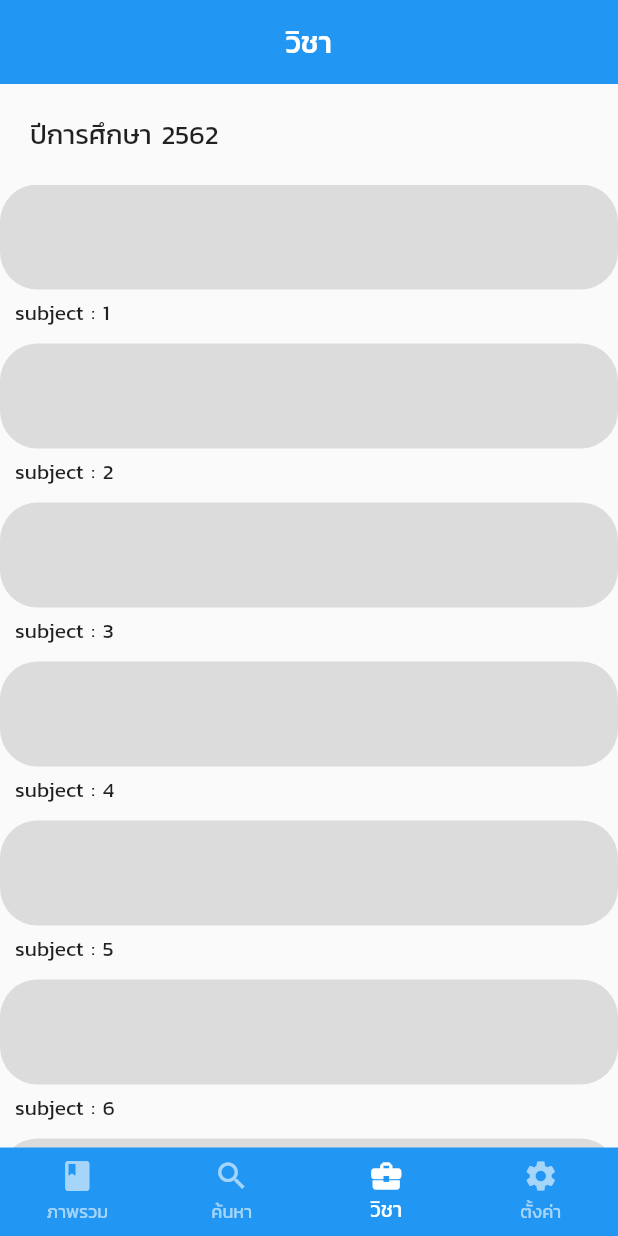
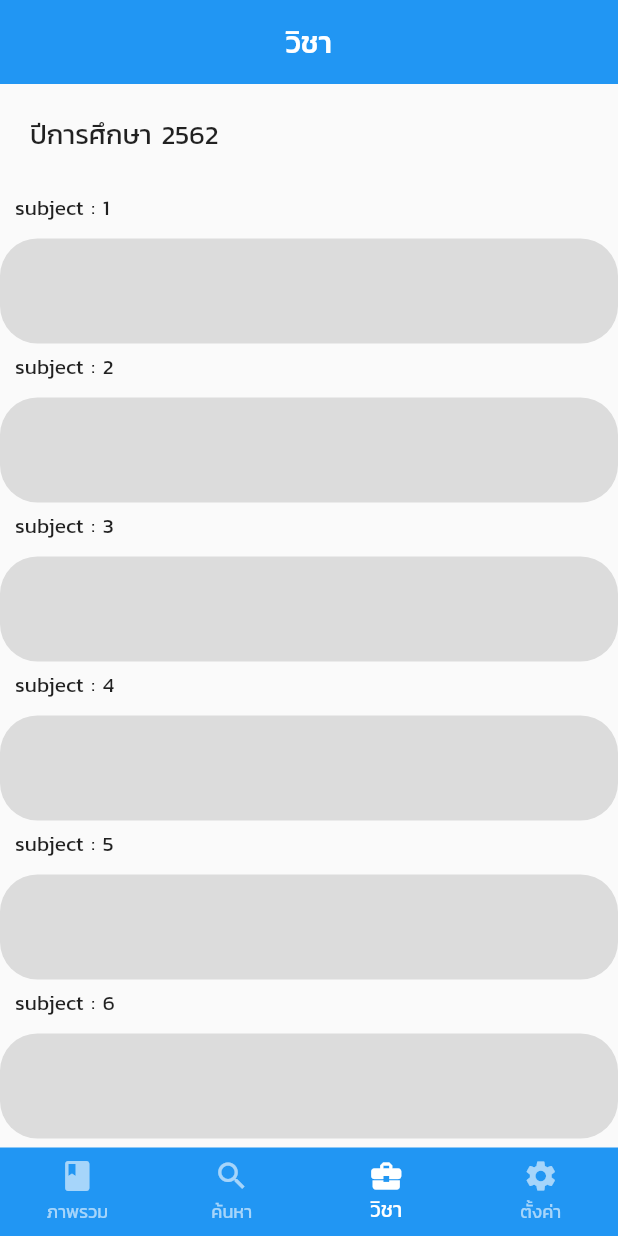
Before and after one commit to Manneaber/Essistant, a Flutter app: the screen it shows after launch, item 3 of the bottom bar chosen, on a phone screen of 412 x 824 dp. Run offline on Flutter 3.47's test engine with Material 2 defaults, Android fonts, the phone set to English and light mode, and no system bars; our stand-ins replace charts_flutter, flutter_secure_storage, googleapis_auth, sqflite; missing offline and left inert: googleapis; accounts and stored records are empty.

Commit message:
เพิ่ม container ที่ถูกต้อง

```diff
--- a/lib/routes/subject_route.dart
+++ b/lib/routes/subject_route.dart
@@ -29,18 +29,26 @@ class _SubjectRouteState extends State<SubjectRoute> {
               child: ListView.separated(
                   separatorBuilder: (context, position) {
                     return Container(
-                      child: Text("subject : " + (position + 1).toString()),
-                      padding: EdgeInsets.fromLTRB(10, 5, 5, 10),
                     );
                   },
                   itemBuilder: (context, position) {
-                    return Container(
+                    return Column(
+                      crossAxisAlignment: CrossAxisAlignment.start,
+                      children: <Widget>[
+                        Container(
+                      child: Text("subject : " + (position + 1).toString()),
+                      padding: EdgeInsets.fromLTRB(10, 5, 5, 10),
+                    ),
+                        Container(
                       height: 70,
                       width: double.maxFinite,
                       decoration: BoxDecoration(
                         borderRadius: BorderRadius.circular(25),
                         color: Colors.black12,
                       ),
+                    ),
+                      ],
+
                     );
                   },
                   itemCount: 10),
```
